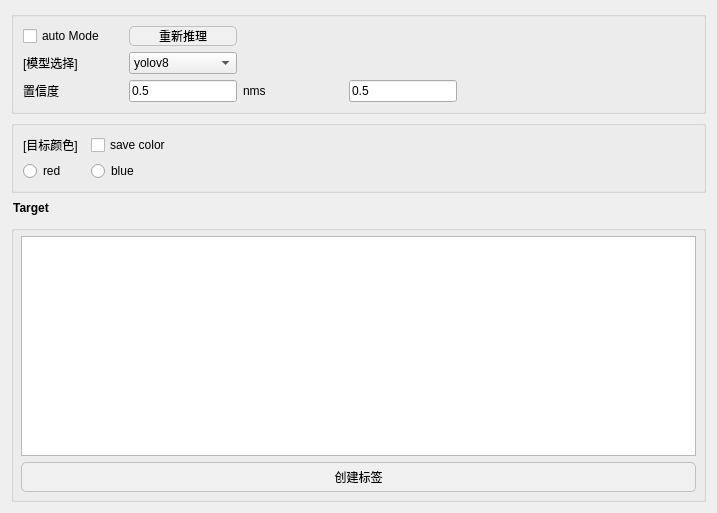
Old version of the form ui/detection.ui in the repository lovodllt/DatasetMaker.
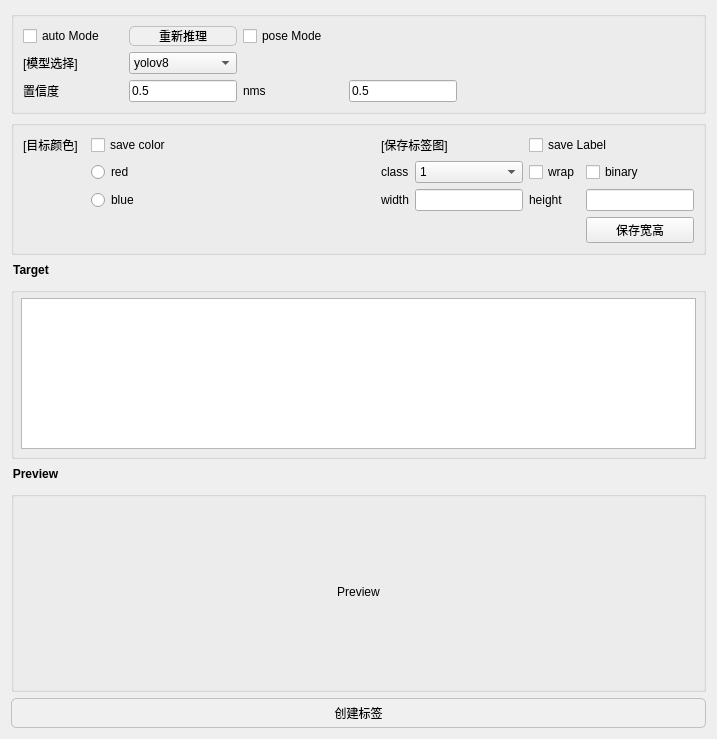
New version of the form.

Commit message: Add the new function of pose label.

```diff
--- a/ui/detection.ui
+++ b/ui/detection.ui
@@ -7,7 +7,7 @@
     <x>0</x>
     <y>0</y>
     <width>717</width>
-    <height>513</height>
+    <height>739</height>
    </rect>
   </property>
   <property name="windowTitle">
@@ -180,6 +180,13 @@
           </property>
          </widget>
         </item>
+        <item row="2" column="2">
+         <widget class="QCheckBox" name="poseMode">
+          <property name="text">
+           <string>pose Mode</string>
+          </property>
+         </widget>
+        </item>
        </layout>
       </item>
      </layout>
@@ -193,6 +200,33 @@
      <layout class="QGridLayout" name="gridLayout_5">
       <item row="0" column="0">
        <layout class="QGridLayout" name="gridLayout_4">
+        <item row="0" column="2">
+         <spacer name="horizontalSpacer_3">
+          <property name="orientation">
+           <enum>Qt::Horizontal</enum>
+          </property>
+          <property name="sizeHint" stdset="0">
+           <size>
+            <width>40</width>
+            <height>20</height>
+           </size>
+          </property>
+         </spacer>
+        </item>
+        <item row="0" column="3" colspan="2">
+         <widget class="QLabel" name="label_3">
+          <property name="text">
+           <string>[保存标签图]</string>
+          </property>
+         </widget>
+        </item>
+        <item row="0" column="1">
+         <widget class="QCheckBox" name="colorSave">
+          <property name="text">
+           <string>save color</string>
+          </property>
+         </widget>
+        </item>
         <item row="0" column="0">
          <widget class="QLabel" name="targetColor">
           <property name="text">
@@ -200,7 +234,24 @@
           </property>
          </widget>
         </item>
-        <item row="1" column="0">
+        <item row="8" column="6">
+         <widget class="QLineEdit" name="heightEdit">
+          <property name="sizePolicy">
+           <sizepolicy hsizetype="Preferred" vsizetype="Fixed">
+            <horstretch>0</horstretch>
+            <verstretch>0</verstretch>
+           </sizepolicy>
+          </property>
+         </widget>
+        </item>
+        <item row="8" column="5">
+         <widget class="QLabel" name="label_5">
+          <property name="text">
+           <string>height</string>
+          </property>
+         </widget>
+        </item>
+        <item row="5" column="1">
          <widget class="QRadioButton" name="red">
           <property name="text">
            <string>red</string>
@@ -213,7 +264,24 @@
           </attribute>
          </widget>
         </item>
-        <item row="1" column="1">
+        <item row="8" column="4">
+         <widget class="QLineEdit" name="widthEdit">
+          <property name="sizePolicy">
+           <sizepolicy hsizetype="Preferred" vsizetype="Fixed">
+            <horstretch>0</horstretch>
+            <verstretch>0</verstretch>
+           </sizepolicy>
+          </property>
+         </widget>
+        </item>
+        <item row="5" column="6">
+         <widget class="QCheckBox" name="binary">
+          <property name="text">
+           <string>binary</string>
+          </property>
+         </widget>
+        </item>
+        <item row="8" column="1">
          <widget class="QRadioButton" name="blue">
           <property name="text">
            <string>blue</string>
@@ -226,23 +294,87 @@
           </attribute>
          </widget>
         </item>
-        <item row="1" column="2">
-         <spacer name="horizontalSpacer_2">
-          <property name="orientation">
-           <enum>Qt::Horizontal</enum>
+        <item row="8" column="3">
+         <widget class="QLabel" name="label_4">
+          <property name="text">
+           <string>width</string>
           </property>
-          <property name="sizeHint" stdset="0">
-           <size>
-            <width>40</width>
-            <height>20</height>
-           </size>
+         </widget>
+        </item>
+        <item row="0" column="5" colspan="2">
+         <widget class="QCheckBox" name="labelSave">
+          <property name="text">
+           <string>save Label</string>
           </property>
-         </spacer>
+         </widget>
         </item>
-        <item row="0" column="1">
-         <widget class="QCheckBox" name="colorSave">
+        <item row="5" column="5">
+         <widget class="QCheckBox" name="warp">
           <property name="text">
-           <string>save color</string>
+           <string>wrap</string>
+          </property>
+         </widget>
+        </item>
+        <item row="9" column="6">
+         <widget class="QPushButton" name="saveWH">
+          <property name="text">
+           <string>保存宽高</string>
+          </property>
+         </widget>
+        </item>
+        <item row="5" column="4">
+         <widget class="QComboBox" name="labelSelection">
+          <item>
+           <property name="text">
+            <string>1</string>
+           </property>
+          </item>
+          <item>
+           <property name="text">
+            <string>2</string>
+           </property>
+          </item>
+          <item>
+           <property name="text">
+            <string>3</string>
+           </property>
+          </item>
+          <item>
+           <property name="text">
+            <string>4</string>
+           </property>
+          </item>
+          <item>
+           <property name="text">
+            <string>5</string>
+           </property>
+          </item>
+          <item>
+           <property name="text">
+            <string>outpost</string>
+           </property>
+          </item>
+          <item>
+           <property name="text">
+            <string>guard</string>
+           </property>
+          </item>
+          <item>
+           <property name="text">
+            <string>base</string>
+           </property>
+          </item>
+          <item>
+           <property name="text">
+            <string>negative</string>
+           </property>
+          </item>
+         </widget>
+        </item>
+        <item row="5" column="3">
+         <widget class="QLabel" name="label_6">
+          <property name="text">
+           <string>class</string>
           </property>
          </widget>
         </item>
@@ -282,30 +414,68 @@
         </property>
        </widget>
       </item>
-      <item>
-       <widget class="QPushButton" name="createLabel">
-        <property name="styleSheet">
-         <string notr="true">QPushButton {
-    border: 1px solid #c0c0c0;
-    border-radius: 5px;
-    background: #f0f0f0;
-    padding: 5px;
-}
-QPushButton:hover {
-    background: #e0e0e0;
-}
-QPushButton:pressed {
-    background: #d0d0d0;
+     </layout>
+    </widget>
+   </item>
+   <item>
+    <widget class="QGroupBox" name="imageArea">
+     <property name="styleSheet">
+      <string notr="true">QGroupBox {
+  font-weight: bold;
+  margin-top: 12px;
+  padding-top: 15px;
 }</string>
+     </property>
+     <property name="title">
+      <string>Preview</string>
+     </property>
+     <layout class="QVBoxLayout" name="verticalLayout">
+      <item>
+       <widget class="QLabel" name="previewLabel">
+        <property name="sizePolicy">
+         <sizepolicy hsizetype="Preferred" vsizetype="Expanding">
+          <horstretch>0</horstretch>
+          <verstretch>0</verstretch>
+         </sizepolicy>
+        </property>
+        <property name="minimumSize">
+         <size>
+          <width>0</width>
+          <height>180</height>
+         </size>
         </property>
         <property name="text">
-         <string>创建标签</string>
+         <string>Preview</string>
+        </property>
+        <property name="alignment">
+         <set>Qt::AlignCenter</set>
         </property>
        </widget>
       </item>
      </layout>
     </widget>
    </item>
+   <item>
+    <widget class="QPushButton" name="createLabel">
+     <property name="styleSheet">
+      <string notr="true">QPushButton {
+    border: 1px solid #c0c0c0;
+    border-radius: 5px;
+    background: #f0f0f0;
+    padding: 5px;
+}
+QPushButton:hover {
+    background: #e0e0e0;
+}
+QPushButton:pressed {
+    background: #d0d0d0;
+}</string>
+     </property>
+     <property name="text">
+      <string>创建标签</string>
+     </property>
+    </widget>
+   </item>
   </layout>
  </widget>
  <resources/>
```
Left out of the diff: 172 changed lines with no effect on the pictures. The commit also changes 16 other files.
